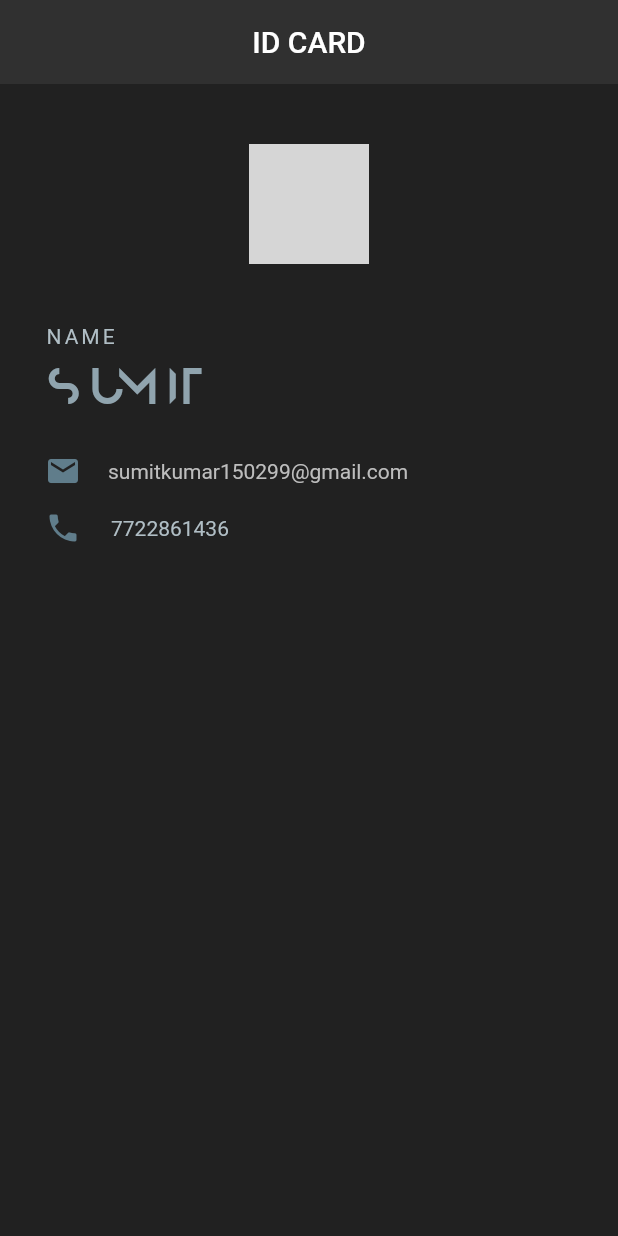
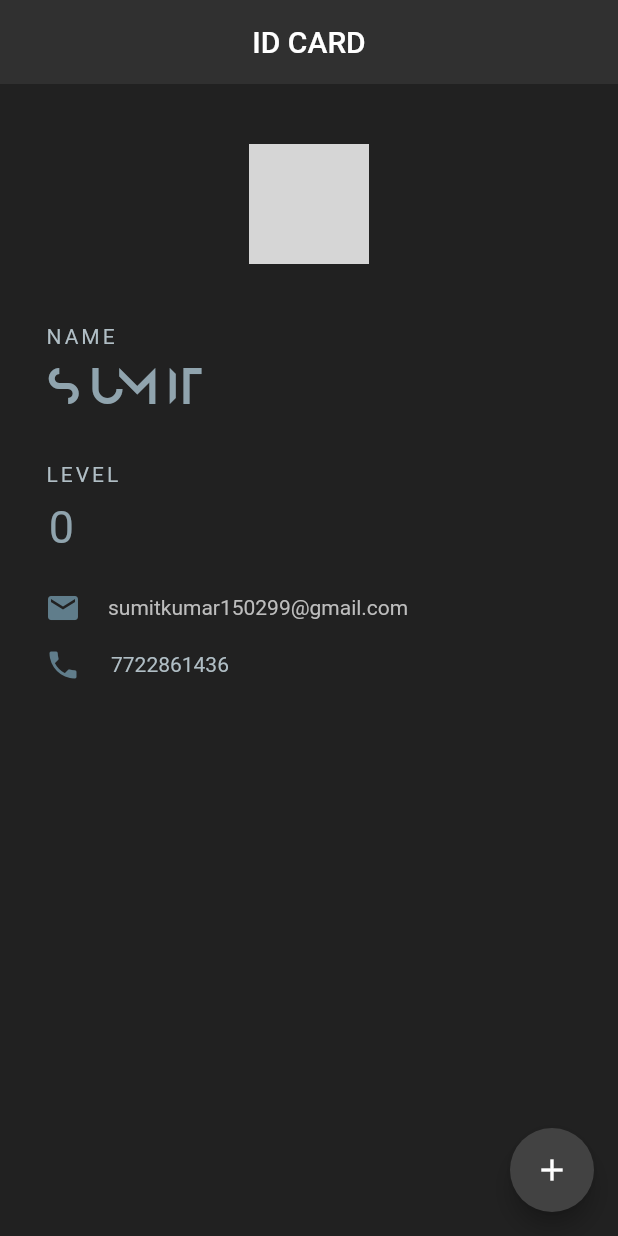
Before and after one commit to sumit2312/news_app, a Flutter app: the screen it shows after launch, on a phone screen of 412 x 824 dp. Run offline on Flutter 3.47's test engine with Material 2 defaults, Android fonts, the phone set to English and light mode, and no system bars; network calls fail; grey boxes are pictures that could not be loaded.

Commit message:
button added

```diff
--- a/lib/main.dart
+++ b/lib/main.dart
@@ -12,6 +12,8 @@ class NinjaCard extends StatefulWidget {
 }
 
 class _NinjaCardState extends State<NinjaCard> {
+  int _count=0;
+
   @override
   Widget build(BuildContext context) {
     return Scaffold(
@@ -21,6 +23,15 @@ class _NinjaCardState extends State<NinjaCard> {
         centerTitle: true,
         backgroundColor: Colors.grey[850],
         elevation: 0.0,
+      ),
+      floatingActionButton: FloatingActionButton(
+        onPressed: () {
+          setState(() {
+            _count+=1;
+          });
+        },
+        child: Icon(Icons.add),
+        backgroundColor: Colors.grey[800],
       ),
       body: Padding(
         padding: EdgeInsets.fromLTRB(30.0, 40.0, 30.0, 0.0),
@@ -48,6 +59,28 @@ class _NinjaCardState extends State<NinjaCard> {
             ),
             Text(
               "SUMIT",
+              style: TextStyle(
+                color: Colors.blueGrey[300],
+                letterSpacing: 5.0,
+                fontSize: 30.0,
+                fontFamily: 'Anurati',
+              ),
+            ),
+            SizedBox(
+              height: 30.0,
+            ),
+            Text(
+              "LEVEL",
+              style: TextStyle(
+                color: Colors.blueGrey[200],
+                letterSpacing: 2.0,
+              ),
+            ),
+            SizedBox(
+              height: 10.0,
+            ),
+            Text(
+              "$_count",
               style: TextStyle(
                 color: Colors.blueGrey[300],
                 letterSpacing: 5.0,
```
